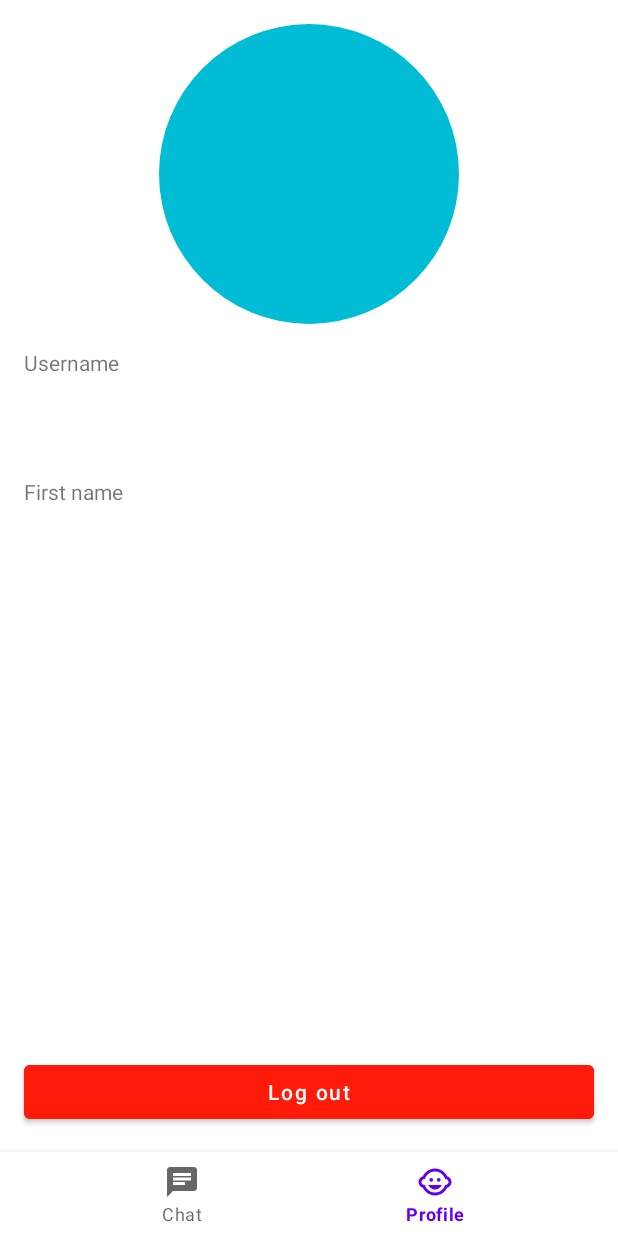
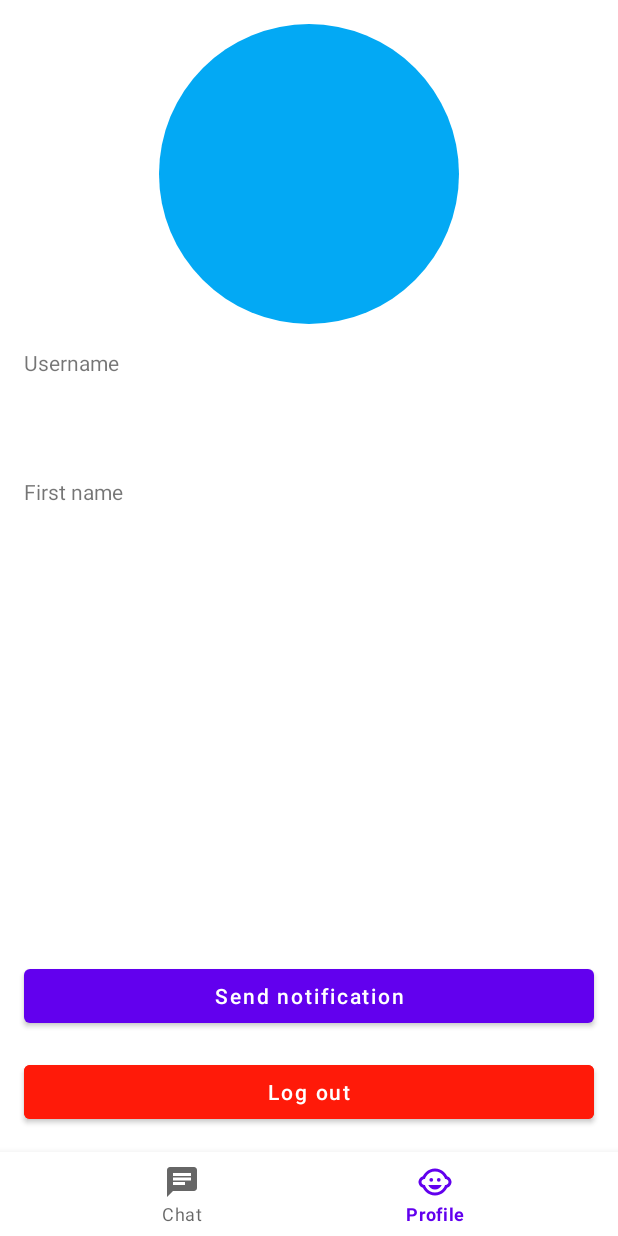
Before and after one commit to Otziii/Kristiania-multi-activity, an Android app: the ProfileFragment screen opened through its navigation route, on a phone screen of 412 x 824 dp. Run offline under Robolectric (Android 15) with nearby library versions, the phone set to English and light mode, and no system bars; our stand-ins replace Room's generated code, Volley, navigation-ui; network calls fail; 8 statements that could not run were skipped.

Commit message:
Create local notification

```diff
--- a/app/src/main/java/com/jorfald/smalltalk/Constants.kt
+++ b/app/src/main/java/com/jorfald/smalltalk/Constants.kt
@@ -1,3 +1,3 @@
 package com.jorfald.smalltalk
 
-const val BASE_URL = "https://us-central1-smalltalk-3bfb8.cloudfunctions.net/api/"
+const val BASE_URL = "https://us-central1-smalltalk-3bfb8.cloudfunctions.net/api"
--- a/app/src/main/java/com/jorfald/smalltalk/profile/ProfileFragment.kt
+++ b/app/src/main/java/com/jorfald/smalltalk/profile/ProfileFragment.kt
@@ -1,5 +1,10 @@
 package com.jorfald.smalltalk.profile
 
+import android.app.Notification
+import android.app.NotificationChannel
+import android.app.NotificationManager
+import android.content.Context
+import android.graphics.Color
 import android.os.Bundle
 import android.view.LayoutInflater
 import android.view.View
@@ -21,6 +26,13 @@ class ProfileFragment : Fragment() {
     private lateinit var firstNameTextView: TextView
     private lateinit var logOutButton: Button
 
+    private lateinit var notificationButton: Button
+
+    private lateinit var notificationManager: NotificationManager
+
+    private val channelId = "com.jorfald.smalltalk.important.notifications"
+    private var counter = 111
+
     override fun onCreateView(
         inflater: LayoutInflater, container: ViewGroup?,
         savedInstanceState: Bundle?
@@ -32,6 +44,8 @@ class ProfileFragment : Fragment() {
         firstNameTextView = view.findViewById(R.id.first_name_text_view)
         logOutButton = view.findViewById(R.id.log_out_button)
 
+        notificationButton = view.findViewById(R.id.notification_button)
+
         viewModel = ViewModelProvider(this).get(ProfileViewModel::class.java)
 
         return view
@@ -39,6 +53,10 @@ class ProfileFragment : Fragment() {
 
     override fun onViewCreated(view: View, savedInstanceState: Bundle?) {
         super.onViewCreated(view, savedInstanceState)
+
+        notificationManager =
+            requireActivity().getSystemService(Context.NOTIFICATION_SERVICE) as NotificationManager
+        createNotificationChannel()
 
         val user = UserManager.loggedInUser
 
@@ -49,5 +67,38 @@ class ProfileFragment : Fragment() {
         logOutButton.setOnClickListener {
             (activity as? MainActivity)?.logOutUser()
         }
+
+        notificationButton.setOnClickListener {
+            createAndSendNotification()
+        }
+    }
+
+    private fun createNotificationChannel() {
+        val channel = NotificationChannel(
+            channelId,
+            "Important messages",
+            NotificationManager.IMPORTANCE_HIGH
+        )
+
+        channel.description = "Only highly important messages"
+        channel.enableLights(true)
+        channel.lightColor = Color.RED
+        channel.enableVibration(true)
+        channel.vibrationPattern = longArrayOf(100, 200, 300, 400, 500, 400, 300, 200, 400)
+
+        notificationManager.createNotificationChannel(channel)
+    }
+
+    private fun createAndSendNotification() {
+        val notificationId = counter
+
+        val notification = Notification.Builder(activity, channelId)
+            .setContentTitle("Very important news!")
+            .setContentText("This is extremely important: Hello World!")
+            .setSmallIcon(android.R.drawable.ic_dialog_info)
+            .build()
+
+        notificationManager.notify(notificationId, notification)
+        counter++
     }
 }
--- a/app/src/main/res/drawable/rounded_corner.xml
+++ b/app/src/main/res/drawable/rounded_corner.xml
@@ -1,4 +1,4 @@
 <shape xmlns:android="http://schemas.android.com/apk/res/android">
-    <solid android:color="#00BCD4" />
+    <solid android:color="#03A9F4" />
     <corners android:radius="500dp" />
 </shape>
--- a/app/src/main/res/layout/profile_fragment.xml
+++ b/app/src/main/res/layout/profile_fragment.xml
@@ -54,6 +54,17 @@
         app:layout_constraintTop_toBottomOf="@id/first_name_label_text_view" />
 
     <Button
+        android:id="@+id/notification_button"
+        android:layout_width="match_parent"
+        android:layout_height="wrap_content"
+        android:layout_marginStart="@dimen/space_medium"
+        android:layout_marginEnd="@dimen/space_medium"
+        android:layout_marginBottom="@dimen/space_medium"
+        android:text="Send notification"
+        android:textAllCaps="false"
+        app:layout_constraintBottom_toTopOf="@id/log_out_button" />
+
+    <Button
         android:id="@+id/log_out_button"
         android:layout_width="match_parent"
         android:layout_height="wrap_content"
```
